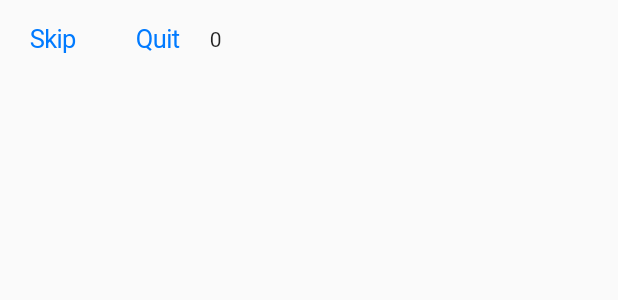
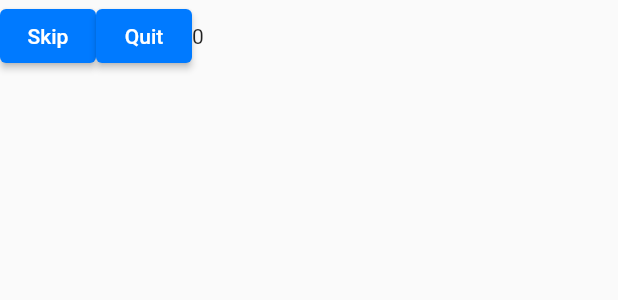
Before and after one commit to Toolenaar/TrojanWorkoutApp, a Flutter app: the ExercisePage widget shown alone on an empty page, opened directly, on a phone screen of 412 x 824 dp. Shown: the top 300 px of the screen. Run offline on Flutter 3.47's test engine with Material 2 defaults, Android fonts, the phone set to English and light mode, and no system bars; our stand-ins replace dio, email_validator, firebase_analytics, firebase_auth, firebase_core, google_sign_in and 2 more; missing offline and left inert: apple_sign_in; accounts and stored records are empty; network calls fail.

Commit message:
Update workouts.dart

```diff
--- a/workoutapp/lib/workouts.dart
+++ b/workoutapp/lib/workouts.dart
@@ -43,8 +43,9 @@ class WorkoutsHomePage extends StatelessWidget {
                   ),//do stuff
                 ),
 
+
                 Align(
-                  alignment: Alignment.topCenter,
+                  alignment: Alignment(500, 2.5),
                   child: ElevatedButton(
                       onPressed: () => {},
                       child: const Text("Daily Challenge")
@@ -127,14 +128,14 @@ class _ExercisePageState extends State<ExercisePage> {
         //     Navigator.of(context).pop(true);
         //   },
         // ),
-        CupertinoButton(
+        ElevatedButton(
           child: const Text('Skip'),
           onPressed: () {
             timer.cancel();
             nextPage(context);
           }
         ),
-        CupertinoButton(
+        ElevatedButton(
           child: const Text('Quit'),
           onPressed: () {
             timer.cancel();
```
